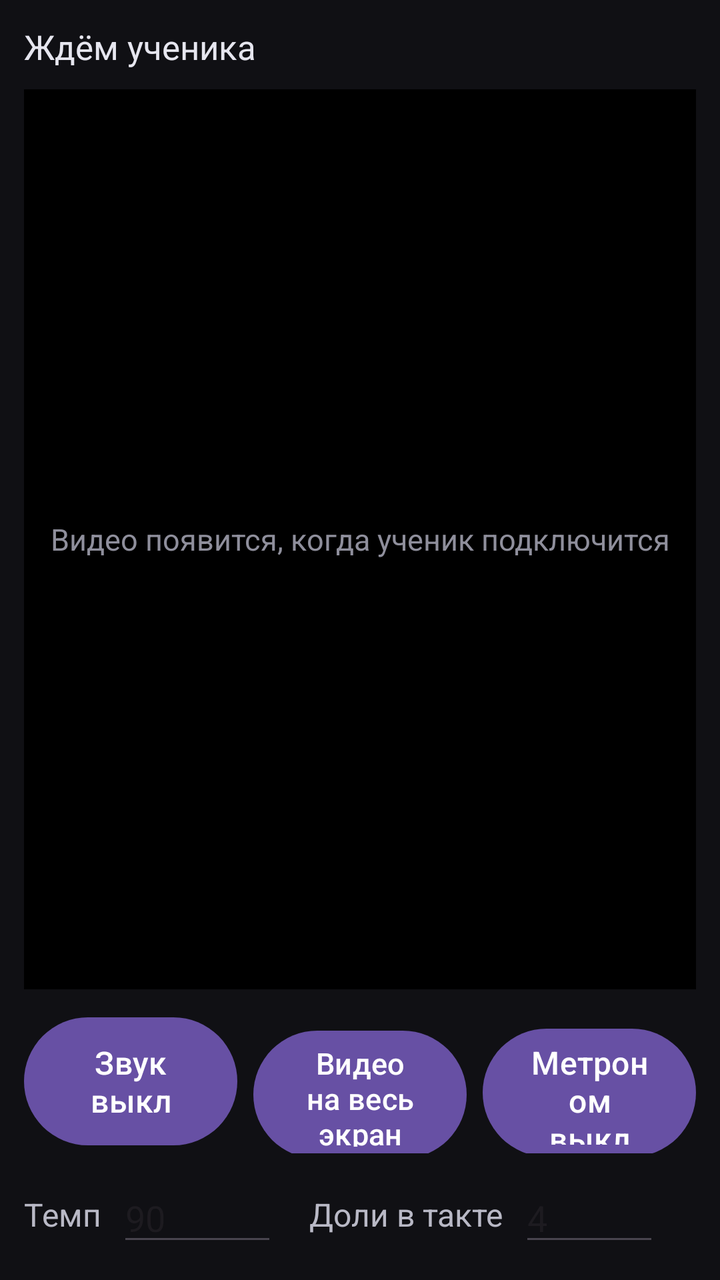
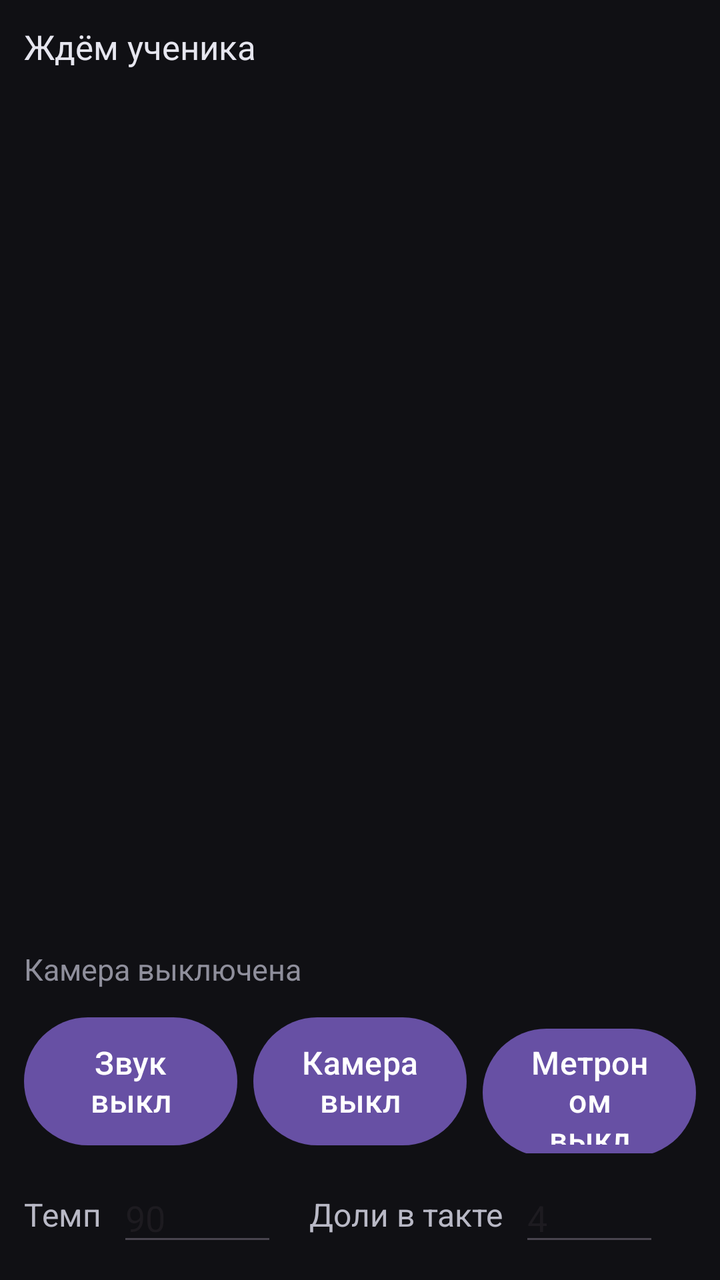

Before-and-after screenshots of an Android layout around one commit, followed by the original layout XML and the change that was made.
<!-- AndroidManifest.xml: application theme Theme.MajorLad -->
<!-- res/layout/view_home.xml -->
<?xml version="1.0" encoding="utf-8"?>
<LinearLayout xmlns:android="http://schemas.android.com/apk/res/android"
    android:layout_width="match_parent"
    android:layout_height="match_parent"
    android:orientation="vertical"
    android:padding="12dp">

    <TextView
        android:id="@+id/statusText"
        android:layout_width="match_parent"
        android:layout_height="wrap_content"
        android:text="Ждём ученика"
        android:textColor="#e6e6ef"
        android:textSize="17sp" />

    <FrameLayout
        android:id="@+id/videoBox"
        android:layout_width="match_parent"
        android:layout_height="0dp"
        android:layout_marginTop="10dp"
        android:layout_weight="1"
        android:background="#000000"
        android:minHeight="160dp">

        <ImageView
            android:id="@+id/videoView"
            android:layout_width="match_parent"
            android:layout_height="match_parent"
            android:contentDescription="Видео собеседника"
            android:scaleType="fitCenter" />

        <TextView
            android:id="@+id/videoHint"
            android:layout_width="match_parent"
            android:layout_height="match_parent"
            android:gravity="center"
            android:padding="12dp"
            android:text="Видео появится, когда ученик подключится"
            android:textColor="#8f8f9c"
            android:textSize="15sp" />
    </FrameLayout>

    <LinearLayout
        android:layout_width="match_parent"
        android:layout_height="wrap_content"
        android:layout_marginTop="10dp"
        android:orientation="horizontal">

        <Button
            android:id="@+id/btnMic"
            android:layout_width="0dp"
            android:layout_height="72dp"
            android:layout_weight="1"
            android:contentDescription="Микрофон выключен"
            android:text="Звук\nвыкл"
            android:textSize="16sp" />

        <Button
            android:id="@+id/btnExpand"
            android:layout_width="0dp"
            android:layout_height="72dp"
            android:layout_marginStart="8dp"
            android:layout_marginEnd="8dp"
            android:layout_weight="1"
            android:contentDescription="Развернуть видео"
            android:text="Видео\nна весь экран"
            android:textSize="15sp" />

        <Button
            android:id="@+id/btnMetro"
            android:layout_width="0dp"
            android:layout_height="72dp"
            android:layout_weight="1"
            android:contentDescription="Метроном выключен"
            android:text="Метроном\nвыкл"
            android:textSize="16sp" />
    </LinearLayout>

    <LinearLayout
        android:layout_width="match_parent"
        android:layout_height="wrap_content"
        android:layout_marginTop="10dp"
        android:gravity="center_vertical"
        android:orientation="horizontal">

        <TextView
            android:layout_width="wrap_content"
            android:layout_height="wrap_content"
            android:labelFor="@+id/editBpm"
            android:text="Темп"
            android:textColor="#b9b9c6"
            android:textSize="16sp" />

        <EditText
            android:id="@+id/editBpm"
            android:layout_width="80dp"
            android:layout_height="wrap_content"
            android:layout_marginStart="8dp"
            android:layout_marginEnd="16dp"
            android:contentDescription="Темп в ударах в минуту"
            android:imeOptions="actionDone"
            android:inputType="number"
            android:selectAllOnFocus="true"
            android:singleLine="true"
            android:text="90" />

        <TextView
            android:layout_width="wrap_content"
            android:layout_height="wrap_content"
            android:labelFor="@+id/editBeats"
            android:text="Доли в такте"
            android:textColor="#b9b9c6"
            android:textSize="16sp" />

        <EditText
            android:id="@+id/editBeats"
            android:layout_width="70dp"
            android:layout_height="wrap_content"
            android:layout_marginStart="8dp"
            android:contentDescription="Количество долей в такте"
            android:imeOptions="actionDone"
            android:inputType="number"
            android:selectAllOnFocus="true"
            android:singleLine="true"
            android:text="4" />
    </LinearLayout>

</LinearLayout>
<!-- resources referenced by this layout -->
<resources>
  <style name="Theme.MajorLad" parent="Theme.Material3.DayNight.NoActionBar">
          <item name="android:statusBarColor">#101014</item>
          <item name="android:navigationBarColor">#101014</item>
          <item name="android:windowBackground">#101014</item>
      </style>
</resources>

<!-- the commit's change to res/layout/view_home.xml (unified diff, before → after) -->
@@ -13,32 +13,18 @@
         android:textColor="#e6e6ef"
         android:textSize="17sp" />
 
-    <FrameLayout
-        android:id="@+id/videoBox"
+    <Space
         android:layout_width="match_parent"
         android:layout_height="0dp"
-        android:layout_marginTop="10dp"
-        android:layout_weight="1"
-        android:background="#000000"
-        android:minHeight="160dp">
+        android:layout_weight="1" />
 
-        <ImageView
-            android:id="@+id/videoView"
-            android:layout_width="match_parent"
-            android:layout_height="match_parent"
-            android:contentDescription="Видео собеседника"
-            android:scaleType="fitCenter" />
-
-        <TextView
-            android:id="@+id/videoHint"
-            android:layout_width="match_parent"
-            android:layout_height="match_parent"
-            android:gravity="center"
-            android:padding="12dp"
-            android:text="Видео появится, когда ученик подключится"
-            android:textColor="#8f8f9c"
-            android:textSize="15sp" />
-    </FrameLayout>
+    <TextView
+        android:id="@+id/videoStatus"
+        android:layout_width="match_parent"
+        android:layout_height="wrap_content"
+        android:text="Камера выключена"
+        android:textColor="#8f8f9c"
+        android:textSize="15sp" />
 
     <LinearLayout
         android:layout_width="match_parent"
@@ -56,15 +42,15 @@
             android:textSize="16sp" />
 
         <Button
-            android:id="@+id/btnExpand"
+            android:id="@+id/btnCamera"
             android:layout_width="0dp"
             android:layout_height="72dp"
             android:layout_marginStart="8dp"
             android:layout_marginEnd="8dp"
             android:layout_weight="1"
-            android:contentDescription="Развернуть видео"
-            android:text="Видео\nна весь экран"
-            android:textSize="15sp" />
+            android:contentDescription="Камера выключена"
+            android:text="Камера\nвыкл"
+            android:textSize="16sp" />
 
         <Button
             android:id="@+id/btnMetro"
